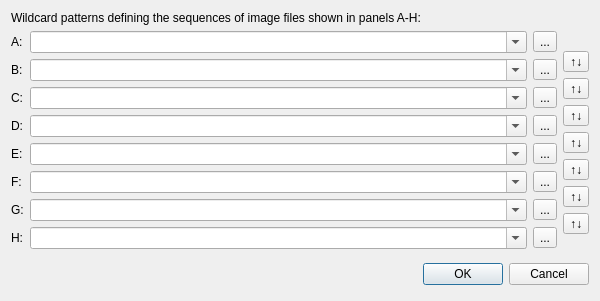
Qt form ComparisonDialog.ui (wsmigaj/Cameleon) before a commit.
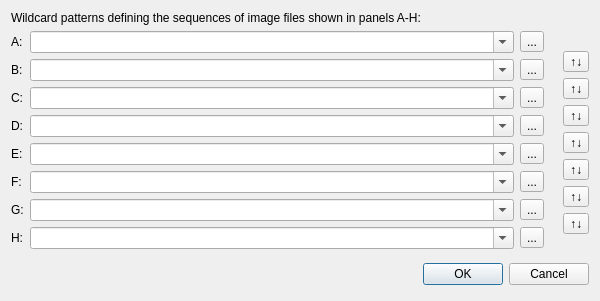
The same form after that commit. Icons and pictures are not drawn.

Commit message: Captions dialog: display panel patterns in tooltips.

```diff
--- a/ComparisonDialog.ui
+++ b/ComparisonDialog.ui
@@ -35,7 +35,7 @@
      <item>
       <layout class="QHBoxLayout" name="horizontalLayout">
        <item>
-        <layout class="QGridLayout" name="gridLayout" columnstretch="0,1,0">
+        <layout class="QGridLayout" name="gridLayout" columnstretch="0,1,0,0">
          <item row="6" column="0">
           <widget class="QLabel" name="labelF">
            <property name="text">
@@ -43,20 +43,13 @@
            </property>
           </widget>
          </item>
-         <item row="1" column="2">
-          <widget class="QToolButton" name="fileDialogButtonA">
+         <item row="4" column="2">
+          <widget class="QToolButton" name="fileDialogButtonD">
            <property name="text">
             <string>...</string>
            </property>
           </widget>
          </item>
-         <item row="3" column="1">
-          <widget class="QComboBox" name="patternCComboBox">
-           <property name="editable">
-            <bool>true</bool>
-           </property>
-          </widget>
-         </item>
          <item row="1" column="1">
           <widget class="QComboBox" name="patternAComboBox">
            <property name="editable">
@@ -64,6 +57,93 @@
            </property>
           </widget>
          </item>
+         <item row="7" column="0">
+          <widget class="QLabel" name="labelG">
+           <property name="text">
+            <string>G:</string>
+           </property>
+          </widget>
+         </item>
+         <item row="8" column="0">
+          <widget class="QLabel" name="labelH">
+           <property name="text">
+            <string>H:</string>
+           </property>
+          </widget>
+         </item>
+         <item row="7" column="2">
+          <widget class="QToolButton" name="fileDialogButtonG">
+           <property name="text">
+            <string>...</string>
+           </property>
+          </widget>
+         </item>
+         <item row="5" column="0">
+          <widget class="QLabel" name="labelE">
+           <property name="text">
+            <string>E:</string>
+           </property>
+          </widget>
+         </item>
+         <item row="7" column="1">
+          <widget class="QComboBox" name="patternGComboBox">
+           <property name="editable">
+            <bool>true</bool>
+           </property>
+          </widget>
+         </item>
+         <item row="8" column="2">
+          <widget class="QToolButton" name="fileDialogButtonH">
+           <property name="text">
+            <string>...</string>
+           </property>
+          </widget>
+         </item>
+         <item row="3" column="1">
+          <widget class="QComboBox" name="patternCComboBox">
+           <property name="editable">
+            <bool>true</bool>
+           </property>
+          </widget>
+         </item>
+         <item row="1" column="2">
+          <widget class="QToolButton" name="fileDialogButtonA">
+           <property name="text">
+            <string>...</string>
+           </property>
+          </widget>
+         </item>
+         <item row="5" column="2">
+          <widget class="QToolButton" name="fileDialogButtonE">
+           <property name="text">
+            <string>...</string>
+           </property>
+          </widget>
+         </item>
+         <item row="1" column="3">
+          <widget class="QLabel" name="infoLabelA">
+           <property name="text">
+            <string/>
+           </property>
+           <property name="pixmap">
+            <pixmap resource="crystalsvg.qrc">:/icons/crystalsvg/16x16/dialog-information.png</pixmap>
+           </property>
+          </widget>
+         </item>
+         <item row="1" column="0">
+          <widget class="QLabel" name="labelA">
+           <property name="text">
+            <string>A:</string>
+           </property>
+          </widget>
+         </item>
+         <item row="6" column="1">
+          <widget class="QComboBox" name="patternFComboBox">
+           <property name="editable">
+            <bool>true</bool>
+           </property>
+          </widget>
+         </item>
          <item row="2" column="0">
           <widget class="QLabel" name="labelB">
            <property name="text">
@@ -71,17 +151,17 @@
            </property>
           </widget>
          </item>
-         <item row="4" column="2">
-          <widget class="QToolButton" name="fileDialogButtonD">
+         <item row="6" column="2">
+          <widget class="QToolButton" name="fileDialogButtonF">
            <property name="text">
             <string>...</string>
            </property>
           </widget>
          </item>
-         <item row="2" column="1">
-          <widget class="QComboBox" name="patternBComboBox">
-           <property name="editable">
-            <bool>true</bool>
+         <item row="3" column="2">
+          <widget class="QToolButton" name="fileDialogButtonC">
+           <property name="text">
+            <string>...</string>
            </property>
           </widget>
          </item>
@@ -92,10 +172,10 @@
            </property>
           </widget>
          </item>
-         <item row="1" column="0">
-          <widget class="QLabel" name="labelA">
+         <item row="3" column="0">
+          <widget class="QLabel" name="labelC">
            <property name="text">
-            <string>A:</string>
+            <string>C:</string>
            </property>
           </widget>
          </item>
@@ -106,6 +186,13 @@
            </property>
           </widget>
          </item>
+         <item row="2" column="1">
+          <widget class="QComboBox" name="patternBComboBox">
+           <property name="editable">
+            <bool>true</bool>
+           </property>
+          </widget>
+         </item>
          <item row="4" column="1">
           <widget class="QComboBox" name="patternDComboBox">
            <property name="editable">
@@ -113,13 +200,6 @@
            </property>
           </widget>
          </item>
-         <item row="3" column="2">
-          <widget class="QToolButton" name="fileDialogButtonC">
-           <property name="text">
-            <string>...</string>
-           </property>
-          </widget>
-         </item>
          <item row="4" column="0">
           <widget class="QLabel" name="labelD">
            <property name="text">
@@ -127,69 +207,6 @@
            </property>
           </widget>
          </item>
-         <item row="3" column="0">
-          <widget class="QLabel" name="labelC">
-           <property name="text">
-            <string>C:</string>
-           </property>
-          </widget>
-         </item>
-         <item row="5" column="0">
-          <widget class="QLabel" name="labelE">
-           <property name="text">
-            <string>E:</string>
-           </property>
-          </widget>
-         </item>
-         <item row="5" column="2">
-          <widget class="QToolButton" name="fileDialogButtonE">
-           <property name="text">
-            <string>...</string>
-           </property>
-          </widget>
-         </item>
-         <item row="6" column="1">
-          <widget class="QComboBox" name="patternFComboBox">
-           <property name="editable">
-            <bool>true</bool>
-           </property>
-          </widget>
-         </item>
-         <item row="6" column="2">
-          <widget class="QToolButton" name="fileDialogButtonF">
-           <property name="text">
-            <string>...</string>
-           </property>
-          </widget>
-         </item>
-         <item row="7" column="0">
-          <widget class="QLabel" name="labelG">
-           <property name="text">
-            <string>G:</string>
-           </property>
-          </widget>
-         </item>
-         <item row="7" column="1">
-          <widget class="QComboBox" name="patternGComboBox">
-           <property name="editable">
-            <bool>true</bool>
-           </property>
-          </widget>
-         </item>
-         <item row="7" column="2">
-          <widget class="QToolButton" name="fileDialogButtonG">
-           <property name="text">
-            <string>...</string>
-           </property>
-          </widget>
-         </item>
-         <item row="8" column="0">
-          <widget class="QLabel" name="labelH">
-           <property name="text">
-            <string>H:</string>
-           </property>
-          </widget>
-         </item>
          <item row="8" column="1">
           <widget class="QComboBox" name="patternHComboBox">
            <property name="editable">
@@ -197,10 +214,73 @@
            </property>
           </widget>
          </item>
-         <item row="8" column="2">
-          <widget class="QToolButton" name="fileDialogButtonH">
+         <item row="2" column="3">
+          <widget class="QLabel" name="infoLabelB">
            <property name="text">
-            <string>...</string>
+            <string/>
+           </property>
+           <property name="pixmap">
+            <pixmap resource="crystalsvg.qrc">:/icons/crystalsvg/16x16/dialog-information.png</pixmap>
+           </property>
+          </widget>
+         </item>
+         <item row="3" column="3">
+          <widget class="QLabel" name="infoLabelC">
+           <property name="text">
+            <string/>
+           </property>
+           <property name="pixmap">
+            <pixmap resource="crystalsvg.qrc">:/icons/crystalsvg/16x16/dialog-information.png</pixmap>
+           </property>
+          </widget>
+         </item>
+         <item row="4" column="3">
+          <widget class="QLabel" name="infoLabelD">
+           <property name="text">
+            <string/>
+           </property>
+           <property name="pixmap">
+            <pixmap resource="crystalsvg.qrc">:/icons/crystalsvg/16x16/dialog-information.png</pixmap>
+           </property>
+          </widget>
+         </item>
+         <item row="5" column="3">
+          <widget class="QLabel" name="infoLabelE">
+           <property name="text">
+            <string/>
+           </property>
+           <property name="pixmap">
+            <pixmap resource="crystalsvg.qrc">:/icons/crystalsvg/16x16/dialog-information.png</pixmap>
+           </property>
+          </widget>
+         </item>
+         <item row="6" column="3">
+          <widget class="QLabel" name="infoLabelF">
+           <property name="text">
+            <string/>
+           </property>
+           <property name="pixmap">
+            <pixmap resource="crystalsvg.qrc">:/icons/crystalsvg/16x16/dialog-information.png</pixmap>
+           </property>
+          </widget>
+         </item>
+         <item row="7" column="3">
+          <widget class="QLabel" name="infoLabelG">
+           <property name="text">
+            <string/>
+           </property>
+           <property name="pixmap">
+            <pixmap resource="crystalsvg.qrc">:/icons/crystalsvg/16x16/dialog-information.png</pixmap>
+           </property>
+          </widget>
+         </item>
+         <item row="8" column="3">
+          <widget class="QLabel" name="infoLabelH">
+           <property name="text">
+            <string/>
+           </property>
+           <property name="pixmap">
+            <pixmap resource="crystalsvg.qrc">:/icons/crystalsvg/16x16/dialog-information.png</pixmap>
            </property>
           </widget>
          </item>
```
Left out of the diff: 4 changed lines with no effect on the pictures. The commit also changes 3 other files.
